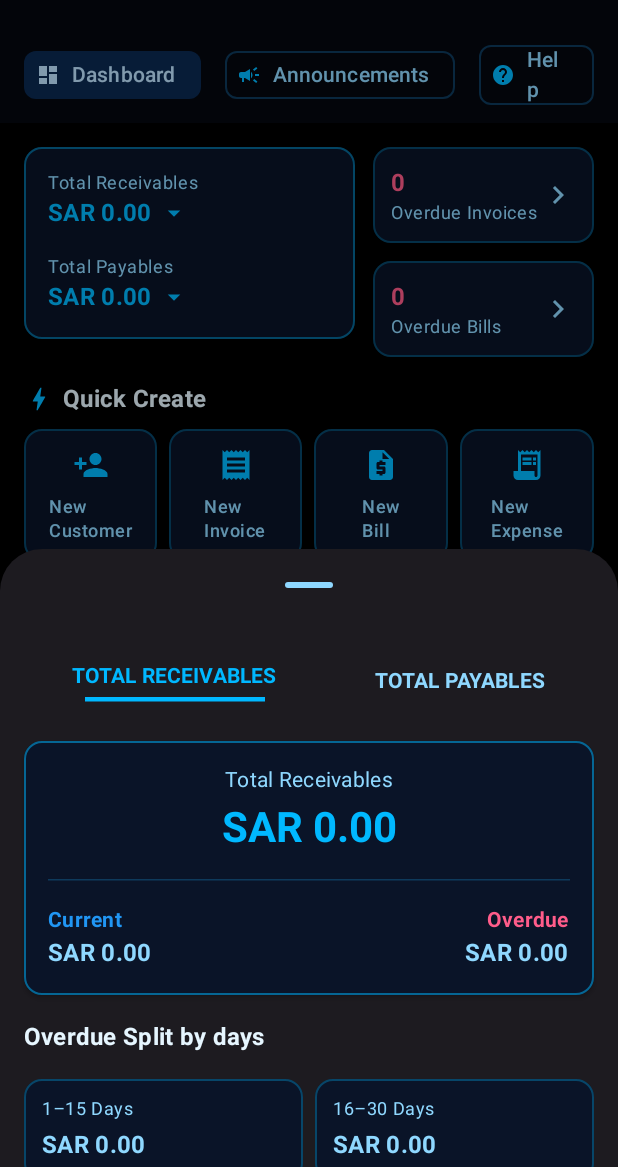
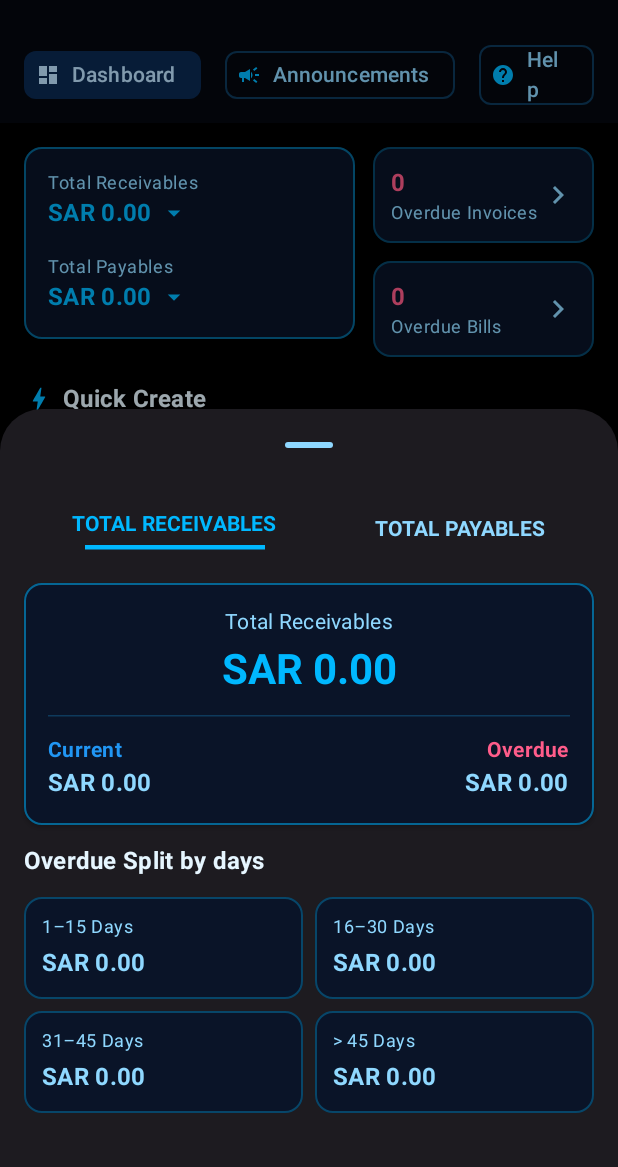
Before and after one commit to simonabiraad/SAR-Invoice-19-11-2026, an Android app built with Jetpack Compose: the screen it shows after launch (MainActivity), after a tap on "Total Receivables", on a phone screen of 412 x 824 dp, the part 69-1236 px from its top. Run offline under Robolectric (Android 15) with nearby library versions, the phone set to English and light mode, and no system bars.

Commit message:
Modified SAR-Invoice-19-11-2026

```diff
--- a/app/src/main/java/com/sarinvoice/app/MainActivity.kt
+++ b/app/src/main/java/com/sarinvoice/app/MainActivity.kt
@@ -483,19 +483,24 @@ fun SummaryCardsSection(vm: AppVM, nav: NavHostController, onOpenReceivables: ()
 @Composable
 fun ReceivablesPayablesBottomSheet(vm: AppVM, initialTab: Int, onDismiss: () -> Unit) {
     var tabIndex by remember { mutableStateOf(initialTab) } // 0: Receivables, 1: Payables
+    val sheetState = rememberModalBottomSheetState(skipPartiallyExpanded = true)
     val inv = vm.db.invoices
     val bills = vm.db.bills
 
     val totalReceivables = inv.filter { !it.paid }.sumOf { it.total }
     val totalPayables = bills.filter { !it.paid }.sumOf { it.amount }
 
-    ModalBottomSheet(onDismissRequest = onDismiss) {
+    ModalBottomSheet(
+        onDismissRequest = onDismiss,
+        sheetState = sheetState
+    ) {
         Column(
             Modifier
                 .fillMaxWidth()
-                .padding(16.dp)
+                .wrapContentHeight()
+                .padding(horizontal = 16.dp, vertical = 8.dp)
                 .verticalScroll(rememberScrollState()),
-            verticalArrangement = Arrangement.spacedBy(16.dp)
+            verticalArrangement = Arrangement.spacedBy(12.dp)
         ) {
             Row(Modifier.fillMaxWidth(), horizontalArrangement = Arrangement.SpaceAround) {
                 TextButton(onClick = { tabIndex = 0 }) {
@@ -524,9 +529,9 @@ fun ReceivablesPayablesBottomSheet(vm: AppVM, initialTab: Int, onDismiss: () ->
                     Spacer(Modifier.height(4.dp))
                     Text(sar(if (tabIndex == 0) totalReceivables else totalPayables), style = MaterialTheme.typography.headlineMedium, fontWeight = FontWeight.Bold, color = MaterialTheme.colorScheme.primary)
                 }
-                Spacer(Modifier.height(16.dp))
+                Spacer(Modifier.height(12.dp))
                 HorizontalDivider()
-                Spacer(Modifier.height(16.dp))
+                Spacer(Modifier.height(12.dp))
                 Row(Modifier.fillMaxWidth(), horizontalArrangement = Arrangement.SpaceBetween) {
                     Column {
                         Text("Current", style = MaterialTheme.typography.bodyMedium, color = Color(0xFF2196F3), fontWeight = FontWeight.Bold)
@@ -551,7 +556,7 @@ fun ReceivablesPayablesBottomSheet(vm: AppVM, initialTab: Int, onDismiss: () ->
                     OverdueSplitCard("> 45 Days", sar(0.0), Modifier.weight(1f))
                 }
             }
-            Spacer(Modifier.height(32.dp))
+            Spacer(Modifier.height(16.dp))
         }
     }
 }
```
